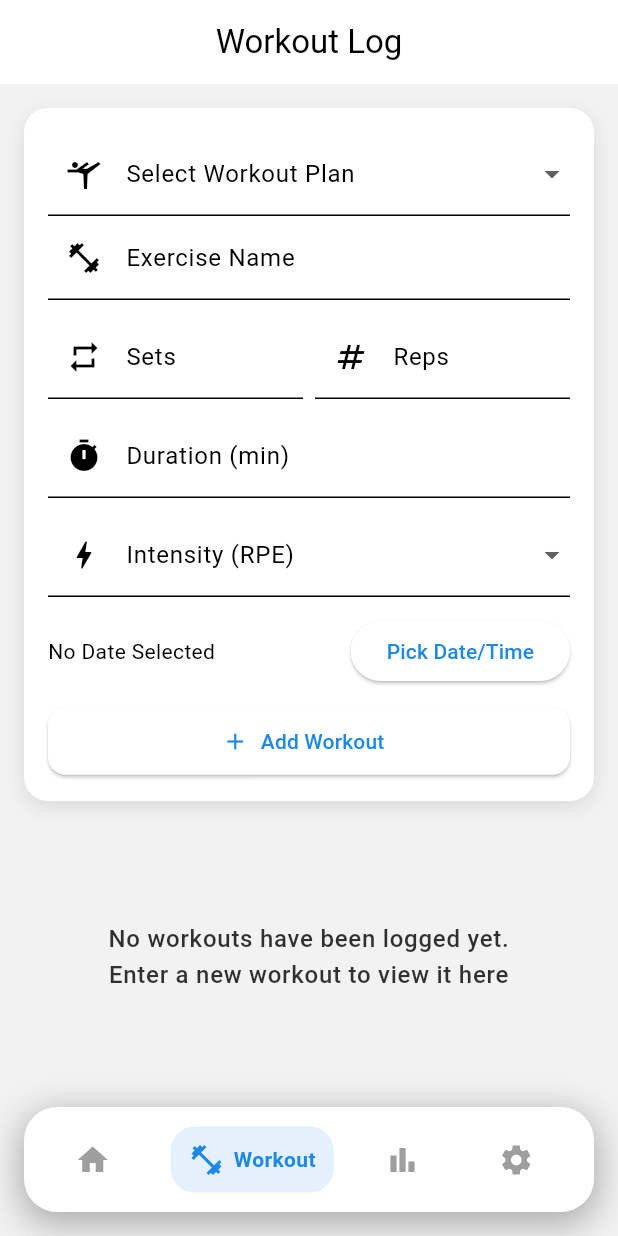
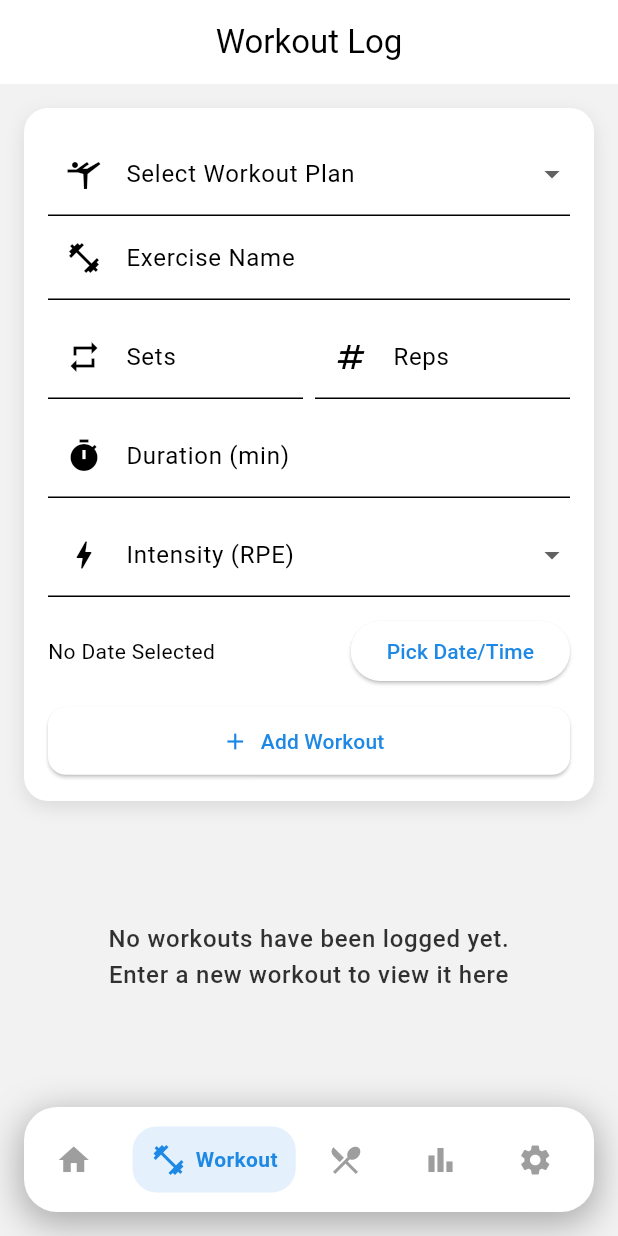
Before and after one commit to kvo110/fitness_tracker, a Flutter app: the screen it shows after launch, item 2 of the bottom bar chosen, on a phone screen of 412 x 824 dp. Run offline on Flutter 3.47's test engine with Material 3 defaults, Android fonts, the phone set to English and light mode, and no system bars; our stand-ins replace fl_chart, sqflite; accounts and stored records are empty.

Commit message:
Put the calories button back on the navigation bar

```diff
--- a/lib/main.dart
+++ b/lib/main.dart
@@ -70,7 +70,7 @@ class _FitnessAppState extends State<FitnessApp> {
         // onOpenCalories: () => setState(() => _index = 2),
       ),
       const WorkoutScreen(),
-      // const CalorieScreen(),
+      const CalorieScreen(),
       const ProgressScreen(),
       SettingsScreen(
         isDark: _isDark,
@@ -95,7 +95,7 @@ class _FitnessAppState extends State<FitnessApp> {
           items: const [
             NavItem(icon: Icons.home, label: 'Home'),
             NavItem(icon: Icons.fitness_center, label: 'Workout'),
-            // NavItem(icon: Icons.local_dining, label: 'Calories'),
+            NavItem(icon: Icons.local_dining, label: 'Calories'),
             NavItem(icon: Icons.bar_chart, label: 'Progress'),
             NavItem(icon: Icons.settings, label: 'Settings'),
           ],
```
